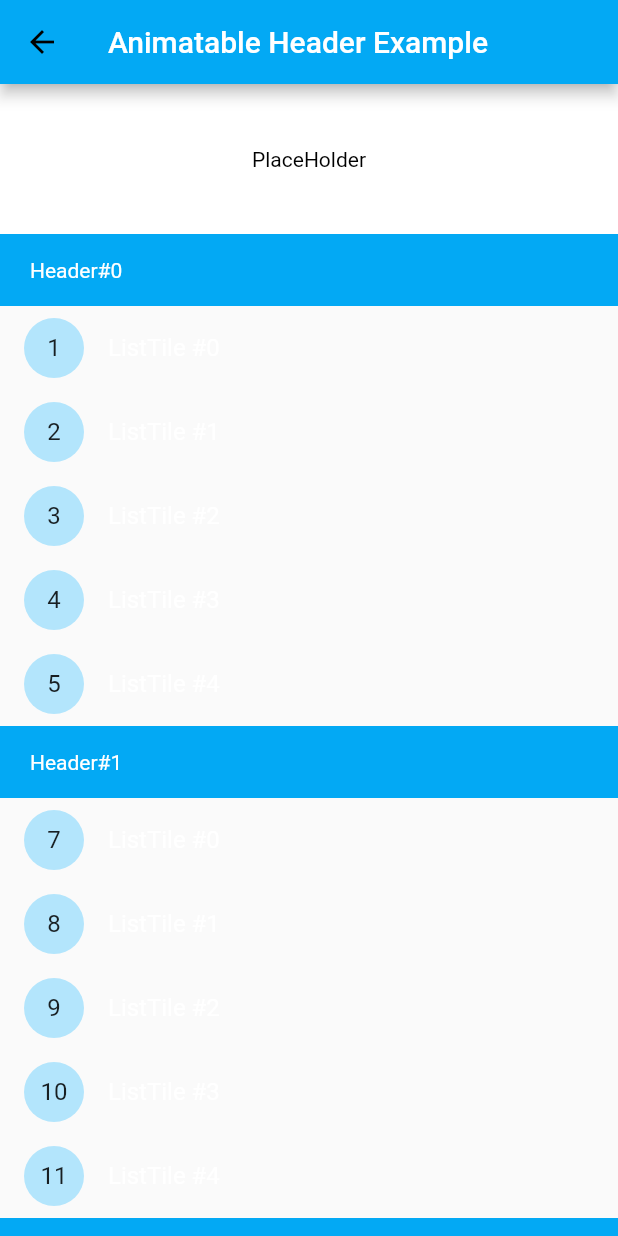
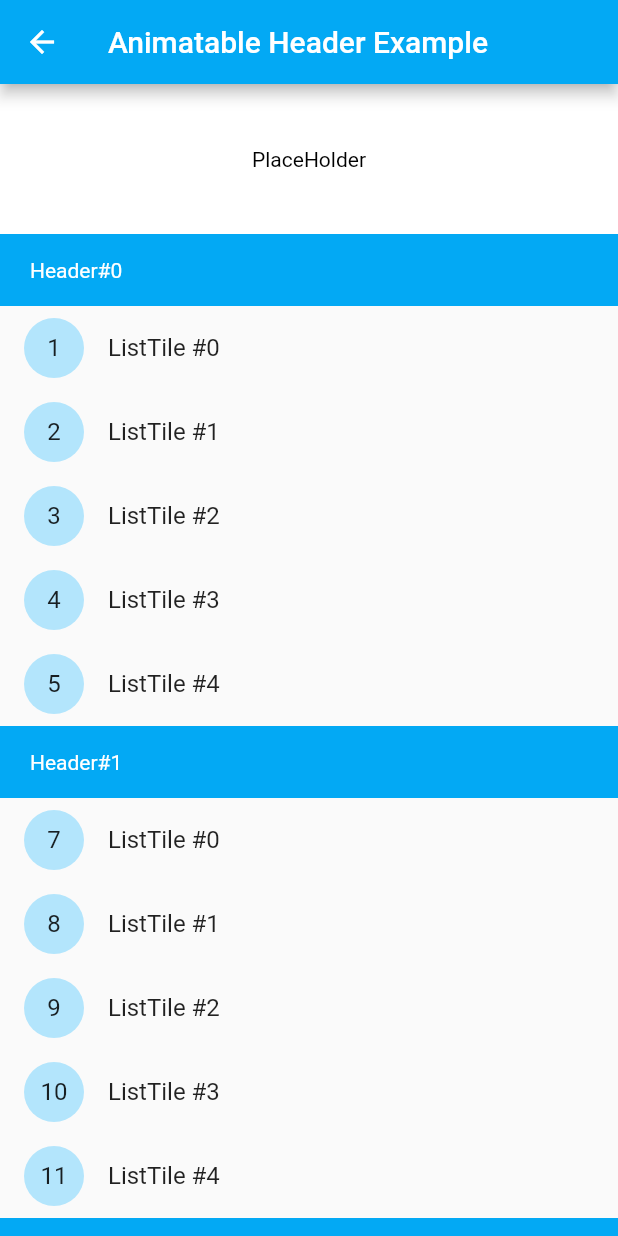
Before and after one commit to tp7309/flutter_sticky_and_expandable_list, a Flutter app: the ExampleAnimatableHeader screen opened by its route, on a phone screen of 412 x 824 dp. Run offline on Flutter 3.47's test engine with Material 2 defaults, Android fonts, the phone set to English and light mode, and no system bars; our stand-ins replace scroll_to_index.

Commit message:
fix example warning

```diff
--- a/example/lib/example_animatable_header.dart
+++ b/example/lib/example_animatable_header.dart
@@ -5,7 +5,8 @@ import 'package:sticky_and_expandable_list/sticky_and_expandable_list.dart';
 
 class ExampleAnimatableHeader extends StatefulWidget {
   @override
-  _ExampleAnimatableHeaderState createState() => _ExampleAnimatableHeaderState();
+  _ExampleAnimatableHeaderState createState() =>
+      _ExampleAnimatableHeaderState();
 }
 
 class _ExampleAnimatableHeaderState extends State<ExampleAnimatableHeader> {
@@ -26,7 +27,7 @@ class _ExampleAnimatableHeaderState extends State<ExampleAnimatableHeader> {
   @override
   Widget build(BuildContext context) {
     return Scaffold(
-      appBar: AppBar(title: TitleText("Animatable Header Example")),
+      appBar: CustomAppBar(title: "Animatable Header Example"),
       body: CustomScrollView(
         slivers: <Widget>[
           SliverToBoxAdapter(
@@ -51,7 +52,7 @@ class _ExampleAnimatableHeaderState extends State<ExampleAnimatableHeader> {
                     leading: CircleAvatar(
                       child: Text("$index"),
                     ),
-                    title: TitleText(item),
+                    title: Text(item),
                   );
                 }),
           )
@@ -68,7 +69,7 @@ class _ExampleAnimatableHeaderState extends State<ExampleAnimatableHeader> {
         double opacity = _controller.switchingSectionIndex == sectionIndex
             ? (1 - _controller.percent)
             : 1;
-        String headerText = section.header ?? "";
+        String headerText = section.header;
         if (_controller.switchingSectionIndex == sectionIndex) {
           headerText += " Switching";
         } else if (_controller.stickySectionIndex == sectionIndex) {
--- a/example/lib/example_custom_section.dart
+++ b/example/lib/example_custom_section.dart
@@ -14,7 +14,7 @@ class _ExampleCustomSectionState extends State<ExampleCustomSection> {
   @override
   Widget build(BuildContext context) {
     return Scaffold(
-        appBar: AppBar(title: TitleText("CustomSection Example")),
+        appBar: CustomAppBar(title: "CustomSection Example"),
         body: ExpandableListView(
           builder: SliverExpandableChildDelegate<String, ExampleSection>(
               sectionList: sectionList,
@@ -77,7 +77,8 @@ class _ExampleCustomSectionState extends State<ExampleCustomSection> {
       ),
       shrinkWrap: true,
       physics: NeverScrollableScrollPhysics(),
-      itemBuilder: containerInfo.childDelegate!.builder as Widget Function(BuildContext, int),
+      itemBuilder: containerInfo.childDelegate!.builder as Widget Function(
+          BuildContext, int),
       itemCount: containerInfo.childDelegate!.childCount,
     );
   }
--- a/example/lib/example_listview.dart
+++ b/example/lib/example_listview.dart
@@ -22,7 +22,7 @@ class _ExampleListViewState extends State<ExampleListView> {
     //class ExampleSection implements ExpandableListSection<String> {}
     //so: SliverExpandableChildDelegate<String, ExampleSection>()
     return Scaffold(
-        appBar: AppBar(title: TitleText("ListView Example")),
+        appBar: CustomAppBar(title: "ListView Example"),
         body: ExpandableListView(
           builder: SliverExpandableChildDelegate<String, ExampleSection>(
               sectionList: sectionList,
--- a/example/lib/example_nested_scroll_view.dart
+++ b/example/lib/example_nested_scroll_view.dart
@@ -32,7 +32,7 @@ class _ExampleNestedScrollViewState extends State<ExampleNestedScrollView>
             _isPinnedTitleShown = pinned;
           });
         }
-        print("outerController position: $outerController $kToolbarHeight");
+        // print("outerController position: $outerController $kToolbarHeight");
       });
     });
   }
@@ -62,7 +62,7 @@ class _ExampleNestedScrollViewState extends State<ExampleNestedScrollView>
               flexibleSpace: FlexibleSpaceBar(
                 title: Text(
                   "Appbar top area",
-                  style: TextStyle(color: Colors.black),
+                  style: TextStyle(color: Colors.black87),
                 ),
               ),
             ),
--- a/example/lib/example_scroll_to_index.dart
+++ b/example/lib/example_scroll_to_index.dart
@@ -31,7 +31,7 @@ class _ExampleScrollToIndexState extends State<ExampleScrollToIndex> {
     //class ExampleSection implements ExpandableListSection<String> {}
     //so: SliverExpandableChildDelegate<String, ExampleSection>()
     return Scaffold(
-      appBar: AppBar(title: TitleText("ListView Example")),
+      appBar: CustomAppBar(title: "ListView Example"),
       body: ExpandableListView(
         controller: scrollController,
         builder: SliverExpandableChildDelegate<String, ExampleSection>(
--- a/example/lib/example_side_header.dart
+++ b/example/lib/example_side_header.dart
@@ -27,7 +27,7 @@ class _ExampleSideHeaderState extends State<ExampleSideHeader> {
   @override
   Widget build(BuildContext context) {
     return Scaffold(
-        appBar: AppBar(title: TitleText("Side Header Example")),
+        appBar: CustomAppBar(title: "Side Header Example"),
         body: ExpandableListView(
           builder: SliverExpandableChildDelegate<String, ExampleSection>(
               overlapsContent: true,
--- a/example/lib/example_sliver.dart
+++ b/example/lib/example_sliver.dart
@@ -23,8 +23,12 @@ class _ExampleSliverState extends State<ExampleSliver> {
               floating: true,
               expandedHeight: 200,
               flexibleSpace: FlexibleSpaceBar(
-                title: TitleText("Sliver Example"),
+                title: Text(
+                  "Sliver Example",
+                  style: TextStyle(color: Colors.white),
+                ),
               ),
+              iconTheme: IconThemeData(color: Colors.white),
             ),
             SliverExpandableList(
               builder: SliverExpandableChildDelegate<String, ExampleSection>(
--- a/example/lib/main.dart
+++ b/example/lib/main.dart
@@ -58,9 +58,7 @@ class _HomePage extends StatelessWidget {
   @override
   Widget build(BuildContext context) {
     return Scaffold(
-      appBar: AppBar(
-        title: TitleText("Flutter sticky and expandable list"),
-      ),
+      appBar: CustomAppBar(title: "Flutter sticky and expandable list"),
       body: ListView(
         children: <Widget>[
           _Item("ListView Example", RoutePath.listView),
--- a/example/lib/widgets.dart
+++ b/example/lib/widgets.dart
@@ -1,16 +1,16 @@
 import 'package:flutter/material.dart';
 import 'package:flutter/widgets.dart';
 
-class TitleText extends StatelessWidget {
-  final String data;
-
-  const TitleText(this.data, {Key? key}) : super(key: key);
-
-  @override
-  Widget build(BuildContext context) {
-    return Text(
-      data,
-      style: TextStyle(color: Colors.white),
-    );
-  }
+class CustomAppBar extends AppBar {
+  CustomAppBar({
+    Key? key,
+    String title = "",
+  }) : super(
+          key: key,
+          title: Text(
+            title,
+            style: TextStyle(color: Colors.white),
+          ),
+          iconTheme: IconThemeData(color: Colors.white),
+        );
 }
--- a/lib/src/expandable_section_container.dart
+++ b/lib/src/expandable_section_container.dart
@@ -131,7 +131,7 @@ class RenderExpandableSectionContainer extends RenderBox
     List<int> sectionRealIndexes = const [],
     bool separated = false,
     required RenderExpandableSliverList renderSliver,
-  })   : _scrollable = scrollable,
+  })  : _scrollable = scrollable,
         _controller = controller,
         _sticky = sticky,
         _overlapsContent = overlapsContent,
--- a/pubspec.yaml
+++ b/pubspec.yaml
@@ -1,6 +1,6 @@
 name: sticky_and_expandable_list
 description: Build a grouped list, which support expand/collapse section and sticky header, support use it with sliver widget.
-version: 1.0.0
+version: 1.0.1
 homepage: https://github.com/tp7309/flutter_sticky_and_expandable_list
 issue_tracker: https://github.com/tp7309/flutter_sticky_and_expandable_list/issues
 
```
Also changed, not shown: example/lib/example_custom_section_animation.dart (+3 -5 lines), example/lib/example_nested_listview.dart (+5 -4 lines), example/lib/route_path.dart (line endings or trailing spaces), 3 other files.
